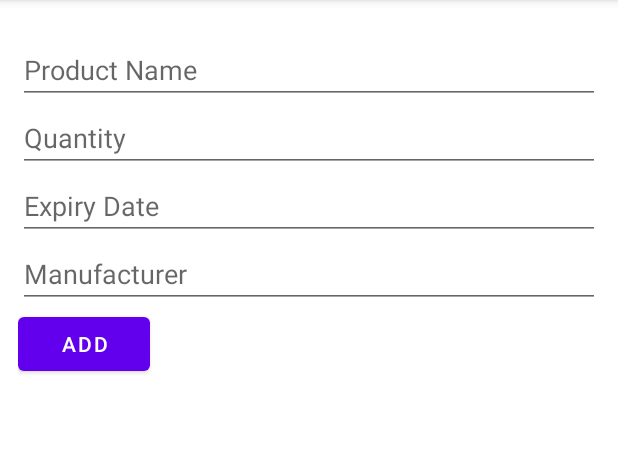
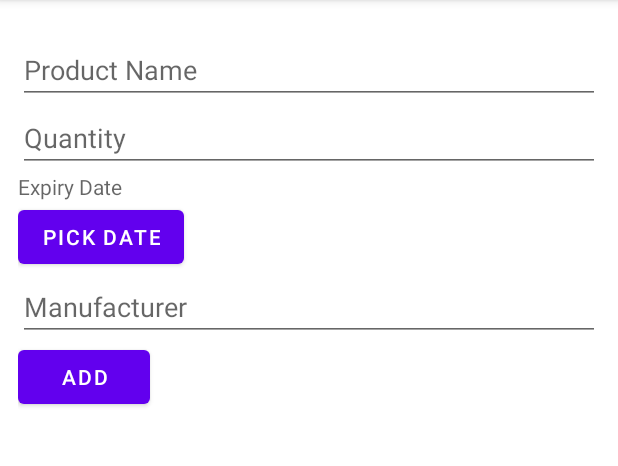
Before and after one commit to ernestkoko/SuperPro, an Android app: the NewProductFragment screen opened through its navigation route, on a phone screen of 412 x 824 dp, the part 84-550 px from its top. Run offline under Robolectric (Android 15) with nearby library versions, the phone set to English and light mode, and no system bars; our stand-ins replace Room's generated code, data binding, navigation-ui.

Commit message:
Saving the expiry date to the database

```diff
--- a/app/build.gradle
+++ b/app/build.gradle
@@ -12,7 +12,7 @@ android {
 
     defaultConfig {
         applicationId "com.ernestkoko.superpro"
-        minSdkVersion 19
+        minSdkVersion 21
         targetSdkVersion 29
         versionCode 1
         versionName "1.0"
@@ -75,6 +75,9 @@ dependencies {
     implementation 'androidx.navigation:navigation-fragment-ktx:2.2.2'
     implementation 'androidx.navigation:navigation-ui-ktx:2.2.2'
 
+    //working image
+   implementation "com.github.bumptech.glide:glide:4.11.0"
+
 
 
 
--- a/app/src/main/AndroidManifest.xml
+++ b/app/src/main/AndroidManifest.xml
@@ -1,6 +1,9 @@
 <?xml version="1.0" encoding="utf-8"?>
 <manifest xmlns:android="http://schemas.android.com/apk/res/android"
     package="com.ernestkoko.superpro">
+    <uses-permission android:name="android.permission.READ_EXTERNAL_STORAGE"/>
+    <uses-permission android:name="android.permission.INTERNET"/>
+    <uses-permission android:name="android.permission.ACCESS_NETWORK_STATE"/>
 
     <application
         android:allowBackup="true"
--- a/app/src/main/java/com/ernestkoko/superpro/data/ProductDatabase.kt
+++ b/app/src/main/java/com/ernestkoko/superpro/data/ProductDatabase.kt
@@ -4,12 +4,14 @@ import android.content.Context
 import androidx.room.Database
 import androidx.room.Room
 import androidx.room.RoomDatabase
+import androidx.room.TypeConverters
 import androidx.sqlite.db.SupportSQLiteDatabase
 import kotlinx.coroutines.CoroutineScope
 import kotlinx.coroutines.launch
 
 
 @Database(entities = [Product::class], version = 1, exportSchema = false)
+@TypeConverters(Converter::class)
  abstract class ProductDatabase: RoomDatabase(){
     //get the dao associated with it
     abstract fun productDao(): ProductsDao
--- a/app/src/main/java/com/ernestkoko/superpro/data/Products.kt
+++ b/app/src/main/java/com/ernestkoko/superpro/data/Products.kt
@@ -3,6 +3,7 @@ package com.ernestkoko.superpro.data
 import androidx.room.ColumnInfo
 import androidx.room.Entity
 import androidx.room.PrimaryKey
+import java.util.*
 
 @Entity(tableName = "products_table")
 data class Product(
@@ -20,7 +21,7 @@ data class Product(
 
     //product expiry date
     @ColumnInfo(name = "product_Expiry_date")
-    var productExpiryDate: Long? = null,
+    var productExpiryDate: Date?,
 
     //product manufacturer
     @ColumnInfo(name = "manufacturer")
--- a/app/src/main/java/com/ernestkoko/superpro/screens/newproducts/NewProductFragment.kt
+++ b/app/src/main/java/com/ernestkoko/superpro/screens/newproducts/NewProductFragment.kt
@@ -1,5 +1,6 @@
 package com.ernestkoko.superpro.screens.newproducts
 
+import android.app.DatePickerDialog
 import android.os.Bundle
 import android.text.Editable
 import android.text.TextWatcher
@@ -8,12 +9,14 @@ import androidx.fragment.app.Fragment
 import android.view.LayoutInflater
 import android.view.View
 import android.view.ViewGroup
+import android.widget.DatePicker
 import androidx.core.widget.addTextChangedListener
 import androidx.databinding.DataBindingUtil
 import androidx.lifecycle.ViewModelProvider
 import com.ernestkoko.superpro.R
 import com.ernestkoko.superpro.data.Product
 import com.ernestkoko.superpro.databinding.FragmentNewProductBinding
+import java.util.*
 
 /**
  * A simple [Fragment] subclass.
@@ -55,7 +58,7 @@ class NewProductFragment : Fragment() {
             override fun beforeTextChanged(s: CharSequence?, start: Int, count: Int, after: Int) {}
         })
         //set the quantity
-        binding.productQuantityEdit.addTextChangedListener(object: TextWatcher{
+        binding.productQuantityEdit.addTextChangedListener(object : TextWatcher {
             override fun afterTextChanged(s: Editable?) {
                 //set the value of the field
                 viewModel.setProdQuantity(s.toString().toLong())
@@ -71,7 +74,7 @@ class NewProductFragment : Fragment() {
             }
         })
         //set the manufacturer
-        binding.productManufacturerEdit.addTextChangedListener(object: TextWatcher{
+        binding.productManufacturerEdit.addTextChangedListener(object : TextWatcher {
             override fun afterTextChanged(s: Editable?) {
                 viewModel.setProdManufacturer(s.toString())
             }
@@ -84,20 +87,53 @@ class NewProductFragment : Fragment() {
         })
 
         //set expiry date
-        binding.productExpiryDate.addTextChangedListener(object: TextWatcher{
-            override fun afterTextChanged(s: Editable?) {
-                //set the product expiry date
-               viewModel.setProdExpiryDate(s.toString())
-            }
+//        binding.productExpiryDate.addTextChangedListener(object : TextWatcher {
+//            override fun afterTextChanged(s: Editable?) {
+//                //set the product expiry date
+//                viewModel.setProdExpiryDate(s.toString())
+//            }
+//
+//            override fun beforeTextChanged(s: CharSequence?, start: Int, count: Int, after: Int) {
+//
+//            }
+//
+//            override fun onTextChanged(s: CharSequence?, start: Int, before: Int, count: Int) {
+//
+//            }
+//        })
 
-            override fun beforeTextChanged(s: CharSequence?, start: Int, count: Int, after: Int) {
-                TODO("Not yet implemented")
-            }
 
-            override fun onTextChanged(s: CharSequence?, start: Int, before: Int, count: Int) {
-                TODO("Not yet implemented")
-            }
-        })
+        //date
+        val date = Date()
+        //date picker dialogue
+        val c = Calendar.getInstance()
+        val year = c.get(Calendar.YEAR)
+        val month = c.get(Calendar.MONTH)
+        val day = c.get(Calendar.DAY_OF_MONTH)
+
+        binding.buttonPickDate.setOnClickListener {
+
+            val dpd = DatePickerDialog(
+                this.requireContext(),
+                object : DatePickerDialog.OnDateSetListener {
+                    override fun onDateSet(
+                        view: DatePicker?, year: Int, month: Int, dayOfMonth: Int
+                    ) {
+                        // c.time = date
+                        viewModel.setProdExpiryDate(
+                            dayOfMonth,
+                            month, year
+                        )
+                        viewModel.setDateToEditText(dayOfMonth.toString() + month.toString() + year.toString())
+
+
+                    }
+
+                }, year, month, day
+            )
+            dpd.show()
+
+        }
 
 
 
--- a/app/src/main/java/com/ernestkoko/superpro/screens/product_details/ProductDetailsViewModel.kt
+++ b/app/src/main/java/com/ernestkoko/superpro/screens/product_details/ProductDetailsViewModel.kt
@@ -21,6 +21,7 @@ class ProductDetailsViewModel( private val productId: Long = 0L,
     private val repository: ProductRepository
     //
     val product1: LiveData<Product>
+    get() = product
 
     init {
         // create access to the Dao through the database instance
@@ -29,8 +30,8 @@ class ProductDetailsViewModel( private val productId: Long = 0L,
         repository = ProductRepository(productDao)
         //get the product with the  id passed
      product.addSource(repository.getProductById(productId),product::setValue)
-        product1 = repository.getProductById(productId)
+       // product1 = repository.getProductById(productId)
     }
     // the live data that the xml file will observe
-    val prodName = product
+    val prodName = product1
 }
--- a/app/src/main/java/com/ernestkoko/superpro/screens/products/BindingUtils.kt
+++ b/app/src/main/java/com/ernestkoko/superpro/screens/products/BindingUtils.kt
@@ -17,3 +17,9 @@ fun TextView.setProductManufacturer(product: Product?){
         text = product.prodManufacturer
     }
 }
+@BindingAdapter("productExpiryDate")
+fun TextView.setProductExpiryDate(product: Product?){
+    product?.let {
+        text = product.productExpiryDate.toString()
+    }
+}
--- a/app/src/main/res/layout/fragment_new_product.xml
+++ b/app/src/main/res/layout/fragment_new_product.xml
@@ -1,56 +1,70 @@
 <?xml version="1.0" encoding="utf-8"?>
-<layout  xmlns:android="http://schemas.android.com/apk/res/android"
+<layout xmlns:android="http://schemas.android.com/apk/res/android"
     xmlns:tools="http://schemas.android.com/tools">
+
     <data>
+
         <variable
             name="newProductVieModel"
             type="com.ernestkoko.superpro.screens.newproducts.NewProductViewModel" />
 
     </data>
+
     <ScrollView
         android:layout_width="match_parent"
         android:layout_height="match_parent"
         tools:context=".screens.newproducts.NewProductFragment">
+
         <LinearLayout
             android:layout_width="match_parent"
             android:layout_height="wrap_content"
-        android:orientation="vertical"
+            android:layout_marginStart="@dimen/margin_12dp"
             android:layout_marginTop="@dimen/margin_24dp"
             android:layout_marginEnd="@dimen/margin_12dp"
-        android:layout_marginStart="@dimen/margin_12dp"
-        android:layout_marginBottom="@dimen/margin_24dp">
+            android:layout_marginBottom="@dimen/margin_24dp"
+            android:orientation="vertical">
+
             <EditText
                 android:id="@+id/product_name_edit"
                 android:layout_width="match_parent"
                 android:layout_height="match_parent"
                 android:hint="@string/product_name" />
+
             <EditText
                 android:id="@+id/product_quantity_edit"
                 android:layout_width="match_parent"
                 android:layout_height="match_parent"
-            android:inputType="number|numberDecimal"
-            android:hint="@string/quantity" />
-        <EditText
+                android:hint="@string/quantity"
+                android:inputType="number|numberDecimal" />
+
+            <TextView
                 android:id="@+id/product_expiry_date"
                 android:layout_width="match_parent"
                 android:layout_height="match_parent"
-            android:hint="Expiry Date" />
+                android:hint="Expiry Date"
+                android:text="@={newProductVieModel.setEditText}" />
+
+            <Button
+                android:id="@+id/button_pick_date"
+                android:layout_width="wrap_content"
+                android:layout_height="wrap_content"
+                android:text="Pick Date" />
+
             <EditText
                 android:id="@+id/product_manufacturer_edit"
                 android:layout_width="match_parent"
                 android:layout_height="match_parent"
                 android:hint="Manufacturer" />
+
             <Button
                 android:id="@+id/add_button"
                 android:layout_width="wrap_content"
                 android:layout_height="wrap_content"
                 android:onClick="@{() -> newProductVieModel.onInsert()}"
-            android:text="Add"/>
+                android:text="Add" />
 
         </LinearLayout>
 
 
-
-
     </ScrollView>
 </layout>
--- a/app/src/main/res/values/strings.xml
+++ b/app/src/main/res/values/strings.xml
@@ -2,7 +2,7 @@
     <string name="app_name">SuperPro</string>
     <string name="add_button">Add Button</string>
 
-    <!-- TODO: Remove or change this placeholder text -->
+
     <string name="hello_blank_fragment">Hello blank fragment</string>
     <string name="product_name">Product Name</string>
     <string name="quantity">Quantity</string>
--- a/app/src/main/res/values/styles.xml
+++ b/app/src/main/res/values/styles.xml
@@ -6,6 +6,9 @@
         <item name="colorPrimary">@color/colorPrimary</item>
         <item name="colorPrimaryDark">@color/colorPrimaryDark</item>
         <item name="colorAccent">@color/colorAccent</item>
+        <item name="android:datePickerStyle">@style/MyDatePicker</item>
+    </style>
+    <style name="MyDatePicker" parent="android:Widget.Material.Light.DatePicker">
     </style>
 
     <style name="text_view_style">
```
Also changed, not shown: app/src/main/java/com/ernestkoko/superpro/adapter/ProductListAdapter.kt (+5 -5 lines), app/src/main/java/com/ernestkoko/superpro/data/Converter.kt (added, +17 -0 lines), app/src/main/java/com/ernestkoko/superpro/screens/newproducts/NewProductViewModel.kt (+44 -7 lines), app/src/main/java/com/ernestkoko/superpro/screens/product_details/ProductDetails.kt (+8 -8 lines), app/src/main/res/layout/fragment_product_details.xml (+7 -6 lines), app/src/main/res/layout/product_recycler_item.xml (+9 -2 lines). Lines whose indentation alone changed are shown as unchanged.
